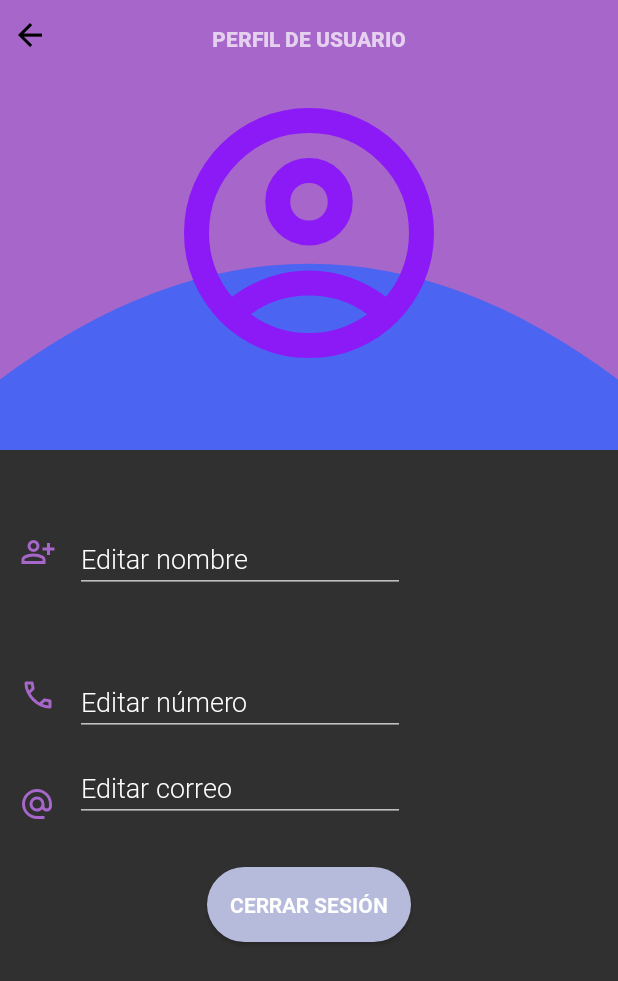
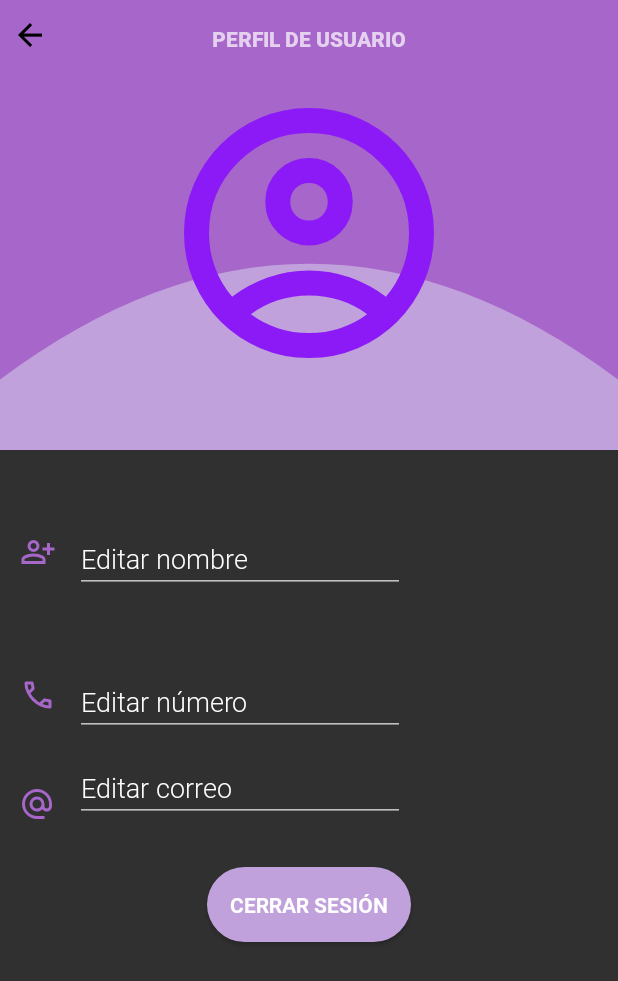
Before and after one commit to maestro484/study-connect, an Android app built with Jetpack Compose: the fragment PerfilDeUsuarioFragment placed in its activity, on a phone screen of 412 x 824 dp. Shown: the top 981 px of the screen. Run offline under Robolectric (Android 15) with nearby library versions, the phone set to English and light mode, and no system bars; our stand-ins replace CircleImageView, Firebase (no records; nobody signed in at launch, a user with empty details on screens opened directly).

Commit message:
faltan detalles

```diff
--- a/app/src/main/java/com/iegm/studyconnect/ui/fragments/PerfilDeUsuarioFragment.kt
+++ b/app/src/main/java/com/iegm/studyconnect/ui/fragments/PerfilDeUsuarioFragment.kt
@@ -6,6 +6,7 @@ import android.graphics.Color
 import android.graphics.PorterDuff
 import android.graphics.PorterDuffColorFilter
 import android.os.Bundle
+import android.util.Log // AÑADIR IMPORT PARA DEBUG
 import android.view.LayoutInflater
 import android.view.View
 import android.view.ViewGroup
@@ -52,31 +53,12 @@ class PerfilDeUsuarioFragment : Fragment(), OnAvatarSelected {
         editar_correo = view.findViewById(R.id.editar_correo)
         franja = view.findViewById(R.id.franja)
 
-        franja.setBackgroundColor(Color.parseColor(AppTheme.obtenerTema(requireActivity())))
-
         // Obtener el tema guardado
         val temaActual = AppTheme.obtenerTema(requireActivity())
 
-
-        fun setButtonColor(button: Button) {
-            val color = when (temaActual) {
-                AppTheme.moradoClaro -> "#C0A1DB" // Color para el tema morado claro
-                AppTheme.moradoOscuro -> "#A799E0" // Color para el tema morado oscuro
-                AppTheme.azul -> "#B6BADB"         // Color para el tema azul
-                else -> "#CB69DB"                  // Color predeterminado
-            }
-
-            // Obtener el drawable existente y aplicar el nuevo color
-            val drawable = ContextCompat.getDrawable(requireContext(), R.drawable.shape_background)
-            drawable?.mutate()?.colorFilter =
-                PorterDuffColorFilter(Color.parseColor(color), PorterDuff.Mode.SRC_IN)
-
-            button.background = drawable  // Aplicar el drawable modificado al botón
-
-        }
-
-        // Aplicar el color a todos los botones
-        setButtonColor(cerrar_sesion)
+        // Cambia el color de la franja y configura el botón de cierre de sesión
+        setFranjaColor(franja, temaActual)
+        setButtonColor(cerrar_sesion, temaActual)
 
         val sharedPref = activity?.getPreferences(Context.MODE_PRIVATE) ?: return
         val avatar = sharedPref.getInt(SAVED_AVATAR_PROFILE, 0)
@@ -84,7 +66,6 @@ class PerfilDeUsuarioFragment : Fragment(), OnAvatarSelected {
         if (avatar != 0) {
             abriravt.setImageResource(avatar)
         }
-
 
         abriravt.setOnClickListener {
             avatarsFragment = AvatarsFragment(this)
@@ -96,16 +77,38 @@ class PerfilDeUsuarioFragment : Fragment(), OnAvatarSelected {
         }
 
         cerrar_sesion.setOnClickListener {
+            FirebaseAuth.getInstance().signOut()  // Cerrar sesión en Firebase
+            val intent = Intent(requireContext(), LoginActivity::class.java)
+            startActivity(intent)  // Lo manda al LoginActivity
+            requireActivity().finish()  // Finalizar la actividad actual
+        }
+    }
 
-            FirebaseAuth.getInstance().signOut()  // Cerrar sesión en Firebase
-
-            val intent = Intent(requireContext(), LoginActivity::class.java)
-            startActivity(intent)  // lo manda pal  LoginActivity
-
-            requireActivity().finish()
-            // Finalizar la actividad actual para evitar que el usuario vuelva a ella
+    private fun setButtonColor(button: Button, temaActual: String) {
+        val color = when (temaActual) {
+            AppTheme.moradoClaro -> "#C0A1DB" // Color para el tema morado claro
+            AppTheme.moradoOscuro -> "#A799E0" // Color para el tema morado oscuro
+            AppTheme.azul -> "#B6BADB"         // Color para el tema azul
+            else -> "#CB69DB"                  // Color predeterminado
         }
 
+        val drawable = ContextCompat.getDrawable(requireContext(), R.drawable.shape_background)
+        drawable?.mutate()?.colorFilter =
+            PorterDuffColorFilter(Color.parseColor(color), PorterDuff.Mode.SRC_IN)
+
+        button.background = drawable  // Aplicar el drawable modificado al botón
+    }
+
+    private fun setFranjaColor(imageView: ImageView, temaActual: String) {
+        val color = when (temaActual) {
+            AppTheme.moradoClaro -> "#C0A1DB"
+            AppTheme.moradoOscuro -> "#A799E0"
+            AppTheme.azul -> "#B6BADB"
+            else -> "#CB69DB"
+        }
+
+        Log.d("DEBUG", "Color aplicado en franja: $color") // LOG PARA VERIFICACIÓN
+        imageView.setBackgroundColor(Color.parseColor(color))
     }
 
     override fun onAvatarClick(avatar: Int) {
@@ -114,10 +117,7 @@ class PerfilDeUsuarioFragment : Fragment(), OnAvatarSelected {
             putInt(SAVED_AVATAR_PROFILE, avatar)
             apply()
         }
-
         abriravt.setImageResource(avatar)
-
         avatarsFragment?.dismiss()
     }
-
 }
--- a/app/src/main/res/drawable/form.xml
+++ b/app/src/main/res/drawable/form.xml
@@ -7,4 +7,5 @@
     <path
         android:fillColor="#A766C9"
         android:pathData="M0,0 L360,0 L360,150 C240,100 120,100 0,150 Z" />
+    <solid android:color="#FFFFFF"  />
 </vector>
--- a/app/src/main/res/layout/activity_main.xml
+++ b/app/src/main/res/layout/activity_main.xml
@@ -10,7 +10,7 @@
 
     <androidx.fragment.app.FragmentContainerView
         android:id="@+id/fragmentContainerView"
-        android:name="com.iegm.studyconnect.ui.fragments.ThemeFragment"
+        android:name="com.iegm.studyconnect.ui.fragments.ConfiguracionFragment"
         android:layout_width="match_parent"
         android:layout_height="match_parent"
         app:layout_constraintStart_toStartOf="parent"
--- a/app/src/main/res/layout/fragment_pdf2.xml
+++ b/app/src/main/res/layout/fragment_pdf2.xml
@@ -8,7 +8,7 @@
     tools:context=".ui.fragments.ApunteFragment">
 
     <androidx.constraintlayout.widget.ConstraintLayout
-        android:id="@+id/layout2"
+        android:id="@+id/topBar"
         android:layout_width="match_parent"
         android:layout_height="50dp"
         android:background="@android:color/holo_purple"
@@ -51,7 +51,7 @@
         android:textStyle="bold"
         app:layout_constraintEnd_toEndOf="parent"
         app:layout_constraintStart_toStartOf="parent"
-        app:layout_constraintTop_toBottomOf="@id/layout2"/>
+        app:layout_constraintTop_toBottomOf="@id/topBar"/>
 
     <RelativeLayout
         android:id="@+id/relative"
```
Also changed, not shown: app/src/main/java/com/iegm/studyconnect/ui/fragments/ApunteFragment.kt (+9 -1 lines), app/src/main/res/layout/fragment_apunte.xml (+4 -3 lines).
